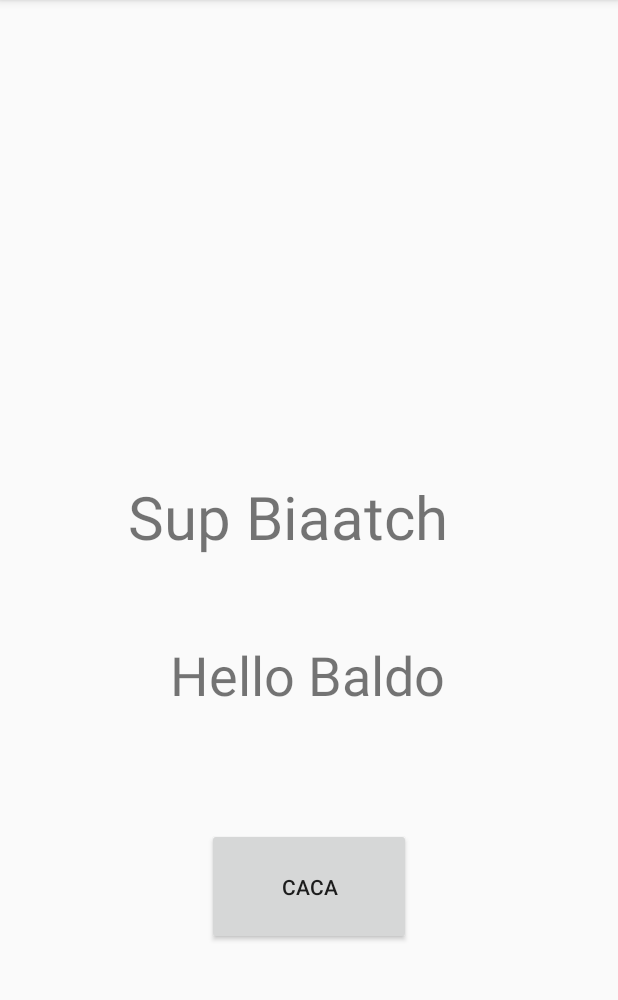
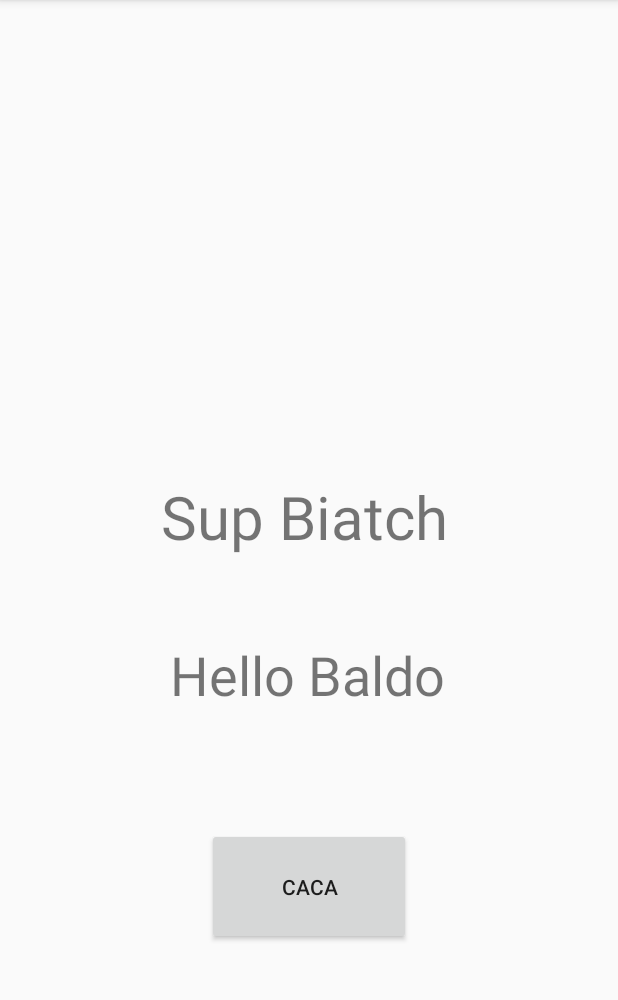
Before and after one commit to danielgmont/InfoITM, an Android app: the screen it shows after launch (MainActivity), on a phone screen of 412 x 824 dp, the part 84-1084 px from its top. Run offline under Robolectric (Android 15) with nearby library versions, the phone set to English and light mode, and no system bars.

Commit message:
Ahi va compa

```diff
--- a/app/src/main/res/layout/activity_main.xml
+++ b/app/src/main/res/layout/activity_main.xml
@@ -43,7 +43,7 @@
         android:textSize="40dp"
         android:layout_width="wrap_content"
         android:layout_height="wrap_content"
-        android:text="Sup Biaatch"
+        android:text="Sup Biatch"
         tools:layout_editor_absoluteX="96dp"
         tools:layout_editor_absoluteY="80dp"
         android:layout_above="@+id/textView3"
```
